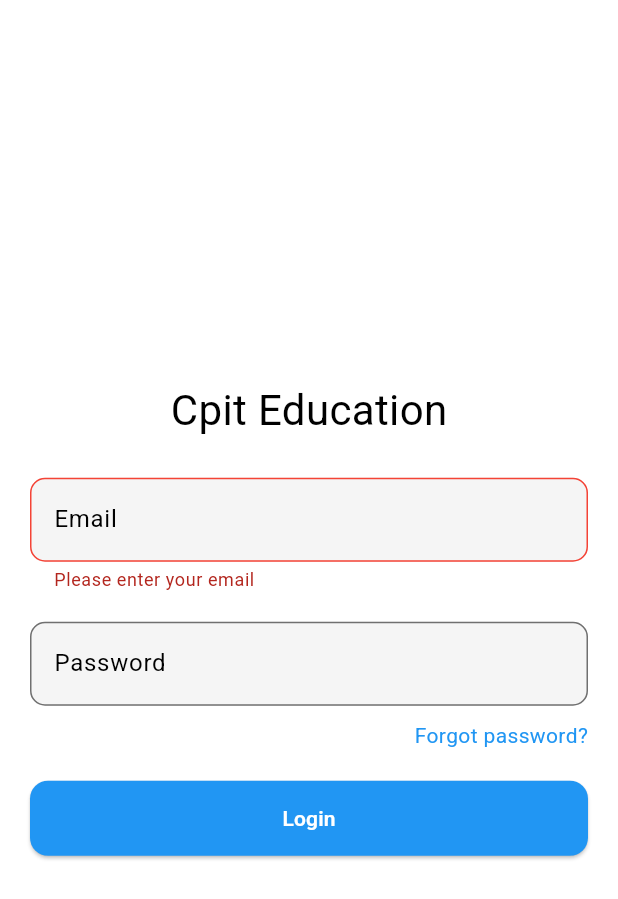
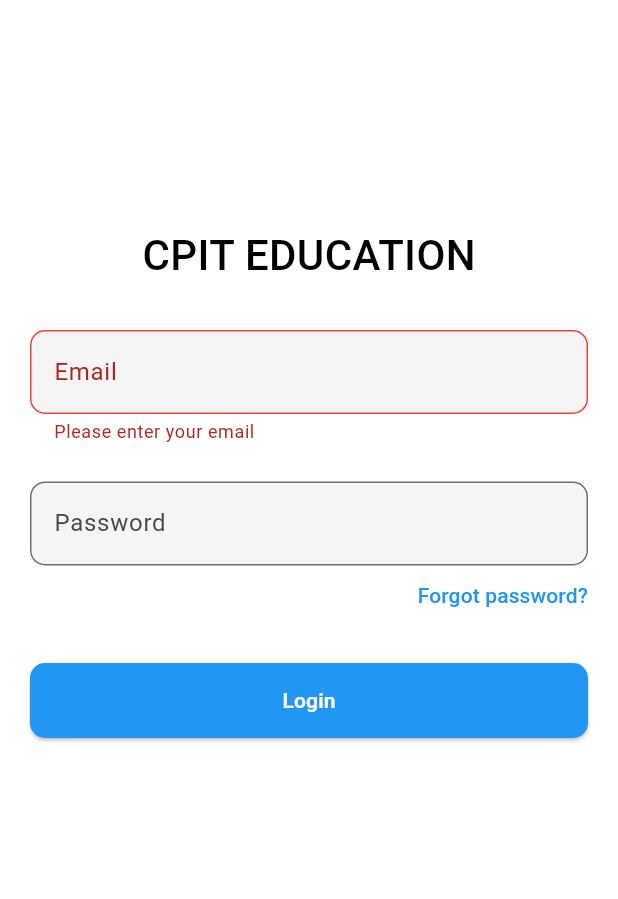
Before and after one commit to ritik453rr/flutter_cpit, a Flutter app: the screen it shows after launch, after a tap on "Login", on a phone screen of 412 x 824 dp. Shown: the top 899 px of the screen. Run offline on Flutter 3.47's test engine with Material 3 defaults, Android fonts, the phone set to English and light mode, and no system bars; our stand-ins replace flutter_svg, get, get_storage, widget_and_text_animator.

Commit message:
Added multilanguage funcationality

```diff
--- a/lib/common/app_colors.dart
+++ b/lib/common/app_colors.dart
@@ -9,4 +9,5 @@ class AppColors {
   static const Color borderGrey = Color.fromRGBO(200, 200, 200, 1.0);
   static const Color focusedCharcoal = Color.fromRGBO(112, 112, 112, 1.0);
   static const Color blue = Colors.blue;
+  static const Color red = Colors.red;
 }
--- a/lib/common/app_fontsize.dart
+++ b/lib/common/app_fontsize.dart
@@ -1,3 +1,4 @@
+/// Defines standard font sizes used throughout the app.
 class AppFontsize {
   static const font30= 30.0;
 }
--- a/lib/common/app_images.dart
+++ b/lib/common/app_images.dart
@@ -1,5 +1,6 @@
+/// A class that holds paths or names for image assets used in the app.
 class AppImages {
-
   /// PNGS
   static const String pngCpit = "cpit_logo";
+  static const String pngLogin = "login";
 }
--- /dev/null
+++ b/lib/common/app_storage.dart
@@ -0,0 +1,36 @@
+import 'package:get_storage/get_storage.dart';
+
+/// A utility class for storing and retrieving language and country codes locally using GetStorage.
+class AppStorage {
+  static var storage = GetStorage();
+
+  ///Keys
+  static const String langCode = "langCode";
+  static const String countryCode = "countryCode";
+
+  /// Saves the language code locally.
+  static void setLangCode({required String code}) {
+    storage.write(langCode, code);
+  }
+
+  /// Saves the country code locally.
+
+  static void setCountryCode({required String code}) {
+    storage.write(countryCode, code);
+  }
+
+  /// Retrieves the saved language code or returns 'en' if none found.
+  static String getLangCode() {
+    return storage.read(langCode) ?? "en";
+  }
+
+  /// Retrieves the saved country code or returns 'US' if none found.
+  static String getCountryCode() {
+    return storage.read(countryCode) ?? "US";
+  }
+
+  /// Method to clear storage
+  static clearStorage() {
+    storage.erase();
+  }
+}
--- a/lib/common/common_ui.dart
+++ b/lib/common/common_ui.dart
@@ -1,8 +1,10 @@
 import 'package:cpit/common/app_colors.dart' show AppColors;
 import 'package:cpit/common/app_fonts.dart';
+import 'package:cpit/global.dart';
 import 'package:flutter/material.dart';
 import 'package:flutter_svg/flutter_svg.dart';
 
+/// A utility class for setting common UI components like images and text styles.
 class CommonUi {
   static Widget setPng(
     String imgName, {
@@ -13,10 +15,10 @@ class CommonUi {
   }) {
     return Image.asset(
       'assets/images/pngs/$imgName.png',
-      fit: fit,
-      color:color,
       width: width,
       height: height,
+      fit: fit,
+      color: color,
     );
   }
 
@@ -45,4 +47,48 @@ class CommonUi {
   }) {
     return TextStyle(fontFamily: fontFamily, color: color, fontSize: fontSize);
   }
+
+  /// Custom TextButton
+  static Widget textButton({
+    required String title,
+    void Function()? onPressed,
+  }) {
+    return TextButton(
+      style: TextButton.styleFrom(
+        visualDensity: VisualDensity.compact,
+        padding: EdgeInsets.only(right: 0, left: 6),
+        shape: RoundedRectangleBorder(
+          borderRadius: BorderRadius.circular(Global.borderRadius),
+        ),
+
+        overlayColor: Colors.grey.withValues(alpha: 0.1),
+        surfaceTintColor: Colors.grey.withValues(alpha: 0.1),
+      ),
+      onPressed: () {
+        Global.hapticFeedback();
+        onPressed?.call();
+      },
+      child: Text(
+        title,
+        style: CommonUi.customTextStyle(
+          color: AppColors.blue,
+          fontFamily: AppFonts.medium,
+        ),
+      ),
+    );
+  }
+
+ /// Returns a customizable loading spinner widget.
+  static Widget loadinIndicator({
+    double height = 25,
+    double width = 25,
+    double strokeWidth = 2,
+    Color color = AppColors.white,
+  }) {
+    return SizedBox(
+      height: height,
+      width: width,
+      child: CircularProgressIndicator(color: color, strokeWidth: strokeWidth),
+    );
+  }
 }
--- a/lib/common/custom_appbar.dart
+++ b/lib/common/custom_appbar.dart
@@ -1,6 +1,6 @@
 import 'package:flutter/material.dart';
 
-/// Custom AppBar widget
+/// Returns a customizable AppBar with optional height and background color.
 PreferredSizeWidget? customAppBar({double? toolbarHeight,Color? backgroundColor}) {
   return AppBar(
     toolbarHeight:toolbarHeight ,
--- a/lib/common/custom_button.dart
+++ b/lib/common/custom_button.dart
@@ -5,14 +5,14 @@ import 'package:cpit/global.dart';
 import 'package:flutter/material.dart';
 import 'package:get/get.dart';
 
-///
+/// A customizable button with loading state and haptic feedback support.
 Widget customButton({
   double? height,
   double? width,
   String title = "Title",
   Color bgColor = Colors.blue,
   Color titleColor = AppColors.white,
-  double borderRadius = 12,
+  double borderRadius = Global.borderRadius,
   void Function()? onPressed,
   required RxBool isLoading,
 }) {
@@ -33,14 +33,7 @@ Widget customButton({
       child: Obx(
         () =>
             isLoading.value
-                ? SizedBox(
-                  height: 28,
-                  width: 28,
-                  child: CircularProgressIndicator(
-                    color: AppColors.white,
-                    strokeWidth: 2.5,
-                  ),
-                )
+                ? CommonUi.loadinIndicator()
                 : Text(
                   title,
                   style: CommonUi.customTextStyle(
--- a/lib/common/custom_textfield.dart
+++ b/lib/common/custom_textfield.dart
@@ -1,31 +1,46 @@
+
 import 'package:cpit/common/app_colors.dart';
 import 'package:cpit/common/common_ui.dart';
+import 'package:cpit/global.dart';
 import 'package:flutter/material.dart';
 import 'package:flutter/services.dart';
 
-/// Custom textfield
+/// A customizable text field with optional label, error handling, and formatting.
 Widget customTextField({
   Color fillColor = AppColors.lightGrey,
-  double borderRadius = 10,
+  double borderRadius = Global.borderRadius,
   Color borderColor = AppColors.focusedCharcoal,
   String labelText = "",
   TextEditingController? controller,
   String? errorText,
   void Function(String)? onChanged,
   List<TextInputFormatter>? inputFormatters,
+  TextInputType? keyboardType,
+  TextInputAction textInputAction = TextInputAction.next,
+  bool readOnly = false,
+  void Function()? onTap,
 }) {
   return TextField(
     controller: controller,
     onChanged: onChanged,
-    inputFormatters:inputFormatters,
+    onTap: () {
+      Global.hapticFeedback();
+      onTap?.call();
+    },
+    keyboardType: keyboardType,
+
+    readOnly: readOnly,
+    inputFormatters: inputFormatters,
+    textInputAction: textInputAction,
     decoration: InputDecoration(
       fillColor: fillColor,
+
       errorText: errorText,
+      floatingLabelStyle: CommonUi.customTextStyle(
+        color: errorText != null ? AppColors.red : AppColors.black,
+      ),
       filled: true,
-      label:
-          labelText.isNotEmpty
-              ? Text(labelText, style: CommonUi.customTextStyle(fontSize: 16))
-              : null,
+      labelText: labelText.isEmpty ? null : labelText,
       enabledBorder: fieldBorder(
         borderRadius: borderRadius,
         borderColor: borderColor,
@@ -55,17 +70,3 @@ OutlineInputBorder fieldBorder({
     borderSide: BorderSide(color: borderColor),
   );
 }
-
-class NoTrailingSpaceFormatter extends TextInputFormatter {
-  @override
-  TextEditingValue formatEditUpdate(
-    TextEditingValue oldValue,
-    TextEditingValue newValue,
-  ) {
-    final trimmed = newValue.text.replaceAll(RegExp(r'\s+$'), '');
-    return newValue.copyWith(
-      text: trimmed,
-      selection: TextSelection.collapsed(offset: trimmed.length),
-    );
-  }
-}
--- a/lib/global.dart
+++ b/lib/global.dart
@@ -1,3 +1,5 @@
+import 'package:cpit/common/app_colors.dart';
+import 'package:cpit/common/app_storage.dart';
 import 'package:flutter/material.dart';
 import 'package:flutter/services.dart';
 import 'package:get/get.dart';
@@ -6,13 +8,15 @@ import 'package:url_launcher/url_launcher.dart';
 /// Global utility class for common functions
 class Global {
   static const hzPadding = 20.0;
+  static const borderRadius = 10.0;
+
   /// Opens a URL in the default web browser
   static void openLink(String url) {
-      launchUrl(Uri.parse(url) );
+    launchUrl(Uri.parse(url));
   }
 
   /// Opens a URL in the default web browser with a fallback
-   static void hapticFeedback(){
+  static void hapticFeedback() {
     if (GetPlatform.isIOS) {
       HapticFeedback.lightImpact();
     } else {
@@ -20,11 +24,30 @@ class Global {
     }
   }
 
+/// Updates app locale and saves language and country codes locally.
+  static void updateLocal({
+    required String langCode,
+    required String countryCode,
+  }) {
+    Get.updateLocale(Locale(langCode, countryCode));
+    AppStorage.setLangCode(code: langCode);
+    AppStorage.setCountryCode(code: countryCode);
+  }
+
   // Hides the keyboard by removing focus from the current input field
   static hideKeyBoard() {
     FocusManager.instance.primaryFocus?.unfocus();
   }
 
-
-
+  /// Set safe area color in view
+  static void setSafeArea({bool isLight = true}) {
+    SystemChrome.setSystemUIOverlayStyle(
+      SystemUiOverlayStyle(
+        systemNavigationBarColor: isLight ? AppColors.white : AppColors.black,
+        systemNavigationBarIconBrightness:
+            isLight ? Brightness.dark : Brightness.light,
+        statusBarIconBrightness: isLight ? Brightness.dark : Brightness.light,
+      ),
+    );
   }
+}
--- a/lib/language/app_language.dart
+++ b/lib/language/app_language.dart
@@ -1,25 +1,29 @@
 import 'package:cpit/language/strings.dart';
 import 'package:get/get.dart';
 
-class AppLanguage extends Translations{
+/// Provides localized translations for supported languages.
+class AppLanguage extends Translations {
   @override
   Map<String, Map<String, String>> get keys => {
-        'en': {
-          /// Login
+        'en_US': {
           Strings.login: 'Login',
-          Strings.pleaseEnterEmail:"Please enter your email",
-          Strings.enterValidEmail:"Pleaes enter a valid email",
-          Strings.pleaseEnterPasswrod:"Please enter your password",
-          Strings.email:"Email",
-          Strings.password:"Password",
-          Strings.forgotPassword:"Forgot password?",
-          Strings.cpitEducation:"Cpit Education",
-          // Add more key-value pairs for English language
+          Strings.pleaseEnterEmail: "Please enter your email",
+          Strings.enterValidEmail: "Please enter a valid email",
+          Strings.pleaseEnterPasswrod: "Please enter your password",
+          Strings.email: "Email",
+          Strings.password: "Password",
+          Strings.forgotPassword: "Forgot password?",
+          Strings.cpitEducation: "CPIT EDUCATION",
         },
-        'hi': {
-          'login': 'लॉगिन',
-          // Add more key-value pairs for Hindi language
+        'hi_IN': {
+          Strings.login: 'लॉगिन',
+          Strings.pleaseEnterEmail: "कृपया अपना ईमेल दर्ज करें",
+          Strings.enterValidEmail: "कृपया एक मान्य ईमेल दर्ज करें",
+          Strings.pleaseEnterPasswrod: "कृपया अपना पासवर्ड दर्ज करें",
+          Strings.email: "ईमेल",
+          Strings.password: "पासवर्ड",
+          Strings.forgotPassword: "पासवर्ड भूल गए?",
+          Strings.cpitEducation: "सीपीआईटी शिक्षा",
         },
-        // Add more languages as needed
       };
 }
--- a/lib/language/strings.dart
+++ b/lib/language/strings.dart
@@ -1,3 +1,4 @@
+/// A class that holds all string constants used in the app.
 class Strings {
   static const login = "login";
   static const pleaseEnterEmail="pleaseEnterEmail";
--- a/lib/main.dart
+++ b/lib/main.dart
@@ -1,11 +1,14 @@
 import 'package:cpit/common/app_colors.dart';
+import 'package:cpit/common/app_storage.dart';
 import 'package:cpit/language/app_language.dart';
 import 'package:cpit/routing/app_pages.dart';
 import 'package:cpit/routing/app_routes.dart';
 import 'package:flutter/material.dart';
 import 'package:get/get_navigation/src/root/get_material_app.dart';
+import 'package:get_storage/get_storage.dart';
 
-void main() {
+void main() async {
+  await GetStorage.init();
   runApp(const MyApp());
 }
 
@@ -17,17 +20,26 @@ class MyApp extends StatelessWidget {
   Widget build(BuildContext context) {
     return GetMaterialApp(
       debugShowCheckedModeBanner: false,
+      getPages: AppPages.pages,
+      initialRoute: AppRoutes.splash,
+      translations: AppLanguage(),
+      locale: Locale(
+        AppStorage.getLangCode(),
+        AppStorage.countryCode,
+      ), // Default locale
+      fallbackLocale: Locale(
+        AppStorage.getLangCode(),
+        AppStorage.countryCode,
+      ), // Fallback if device locale not supported
+
       theme: ThemeData(
         scaffoldBackgroundColor: AppColors.white,
-        appBarTheme: const AppBarTheme(
-          backgroundColor: AppColors.white,
-          surfaceTintColor: AppColors.white,
+        textSelectionTheme: TextSelectionThemeData(
+          cursorColor: AppColors.black,
+          selectionColor: AppColors.black.withValues(alpha: 0.15),
+          selectionHandleColor: AppColors.black,
         ),
       ),
-      translations: AppLanguage(),
-      locale: const Locale('en', 'US'),
-      getPages: AppPages.pages,
-      initialRoute: AppRoutes.splash,
     );
   }
 }
--- a/lib/pages/login/login_controller.dart
+++ b/lib/pages/login/login_controller.dart
@@ -16,7 +16,7 @@ class LoginController extends GetxController {
 
   /// Method to validate email
   bool validateEmail() {
-    var email = emailController.text;
+    var email = emailController.text.trim();
     if (email.isEmpty) {
       emailError.value = Strings.pleaseEnterEmail.tr;
       return false;
@@ -39,6 +39,8 @@ class LoginController extends GetxController {
     return true;
   }
 
+/// Validates inputs and simulates a login process with a loading state.
+
   void login() {
     if (validateEmail() && validatePass()) {
       Global.hideKeyBoard();
@@ -49,15 +51,16 @@ class LoginController extends GetxController {
     }
   }
 
-  ///
+  /// Updates email error message based on input validation.
   void onChangeEmail(String val) {
     val.isEmpty
         ? emailError.value = Strings.pleaseEnterEmail.tr
         : emailError.value = null;
   }
 
+/// Updates password error message based on input validation.
   void onChangePass(String val) {
-    val.isEmpty
+    val.trim().isEmpty
         ? passwordError.value = Strings.pleaseEnterPasswrod.tr
         : passwordError.value = null;
   }
--- a/lib/pages/login/login_view.dart
+++ b/lib/pages/login/login_view.dart
@@ -1,6 +1,6 @@
 import 'package:cpit/common/app_colors.dart';
+import 'package:cpit/common/app_fonts.dart';
 import 'package:cpit/common/common_ui.dart';
-import 'package:cpit/common/custom_appbar.dart';
 import 'package:cpit/common/custom_button.dart';
 import 'package:cpit/common/custom_textfield.dart';
 import 'package:cpit/global.dart';
@@ -9,74 +9,84 @@ import 'package:cpit/pages/login/login_controller.dart';
 import 'package:flutter/material.dart';
 import 'package:get/get.dart';
 
-/// Login view
+/// A stateless widget representing the login screen with input fields and login button.
 class LoginView extends StatelessWidget {
   LoginView({super.key});
   final controller = Get.find<LoginController>();
 
   @override
   Widget build(BuildContext context) {
+    Global.setSafeArea();
     return GestureDetector(
       behavior: HitTestBehavior.translucent,
       onTap: () {
         Global.hideKeyBoard();
       },
+
       child: Scaffold(
-        appBar: customAppBar(toolbarHeight: 0),
-        body: Padding(
+        backgroundColor: AppColors.white,
+        body: SafeArea(
+          child: Container(
+            height: Get.height,
             padding: EdgeInsets.symmetric(horizontal: Global.hzPadding),
+            child: SingleChildScrollView(
               child: Column(
-            mainAxisAlignment: MainAxisAlignment.center,
                 children: [
+                  SizedBox(height: 150),
                   Text(
                     Strings.cpitEducation.tr,
                     style: CommonUi.customTextStyle(
                       color: AppColors.black,
+                      fontFamily: AppFonts.medium,
                       fontSize: 28,
                     ),
                   ),
-              SizedBox(height: 25),
+                  SizedBox(height: 30),
                   Obx(
                     () => customTextField(
                       controller: controller.emailController,
                       labelText: Strings.email.tr,
-                  inputFormatters: [NoTrailingSpaceFormatter()],
+                      readOnly: controller.isLoading.value,
+                      keyboardType: TextInputType.emailAddress,
                       errorText: controller.emailError.value,
                       onChanged: (val) {
                         controller.onChangeEmail(val);
                       },
                     ),
                   ),
-              SizedBox(height: 20),
+                  SizedBox(height: 25),
                   Obx(
                     () => customTextField(
                       controller: controller.passwordController,
+                      readOnly: controller.isLoading.value,
+                      textInputAction: TextInputAction.done,
                       labelText: Strings.password.tr,
+                      errorText: controller.passwordError.value,
                       onChanged: (val) {
                         controller.onChangePass(val);
                       },
-                  errorText: controller.passwordError.value,
                     ),
                   ),
-              SizedBox(height: 10),
                   Align(
                     alignment: Alignment.centerRight,
-                child: Text(
-                  Strings.forgotPassword.tr,
-                  style: CommonUi.customTextStyle(color: AppColors.blue),
+                    child: CommonUi.textButton(
+                      title: Strings.forgotPassword.tr,
+                      onPressed: () {},
                     ),
                   ),
-              SizedBox(height: 20),
+                  SizedBox(height: 25),
                   customButton(
                     width: Get.width,
                     height: 50,
                     isLoading: controller.isLoading,
+                    title: Strings.login.tr,
                     onPressed: () {
                       controller.login();
                     },
-                title: Strings.login.tr,
                   ),
                 ],
+              ),
+            ),
           ),
         ),
       ),
--- a/lib/pages/splash/splash_controller.dart
+++ b/lib/pages/splash/splash_controller.dart
@@ -9,6 +9,7 @@ class SplashController extends GetxController {
     navigation();
   }
 
+  /// Method to navigate to new screen
   void navigation() {
     Future.delayed(const Duration(seconds: 2), () {
       Get.offNamed(AppRoutes.login);
--- a/lib/pages/splash/splash_view.dart
+++ b/lib/pages/splash/splash_view.dart
@@ -1,7 +1,9 @@
 import 'package:cpit/common/app_colors.dart';
+import 'package:cpit/common/app_fonts.dart';
 import 'package:cpit/common/app_fontsize.dart';
 import 'package:cpit/common/common_ui.dart';
-import 'package:cpit/common/custom_appbar.dart';
+import 'package:cpit/global.dart';
+import 'package:cpit/language/strings.dart';
 import 'package:cpit/pages/splash/splash_controller.dart';
 import 'package:flutter/material.dart';
 import 'package:get/get.dart';
@@ -15,9 +17,9 @@ class SplashView extends StatelessWidget {
 
   @override
   Widget build(BuildContext context) {
+    Global.setSafeArea();
     return Scaffold(
-      backgroundColor: Colors.black,
-      appBar: customAppBar(toolbarHeight: 0, backgroundColor: AppColors.black),
+      backgroundColor: Colors.white,
       body: Center(
         child: WidgetAnimator(
           incomingEffect: WidgetTransitionEffects.incomingScaleUp(
@@ -25,9 +27,10 @@ class SplashView extends StatelessWidget {
             curve: Curves.easeInOut,
           ),
           child: Text(
-            "CPIT EDUCATION",
+            Strings.cpitEducation.tr,
             style: CommonUi.customTextStyle(
-              color: AppColors.white,
+              color: AppColors.black,
+              fontFamily: AppFonts.medium,
               fontSize: AppFontsize.font30,
             ),
           ),
--- a/pubspec.yaml
+++ b/pubspec.yaml
@@ -36,10 +36,10 @@ dependencies:
   cupertino_icons: ^1.0.8
   get: ^4.7.2
   flutter_svg: ^2.2.0
-  colorful_safe_area: ^1.0.0
   widget_and_text_animator: ^1.1.5
   url_launcher: ^6.3.2
   webview_flutter: ^4.13.0
+  get_storage: ^2.1.1
 
 dev_dependencies:
   flutter_test:
```
Also changed, not shown: assets/images/pngs/login.png (added), lib/common/app_fonts.dart (line endings or trailing spaces), pubspec.lock. Lines whose indentation alone changed are shown as unchanged.
